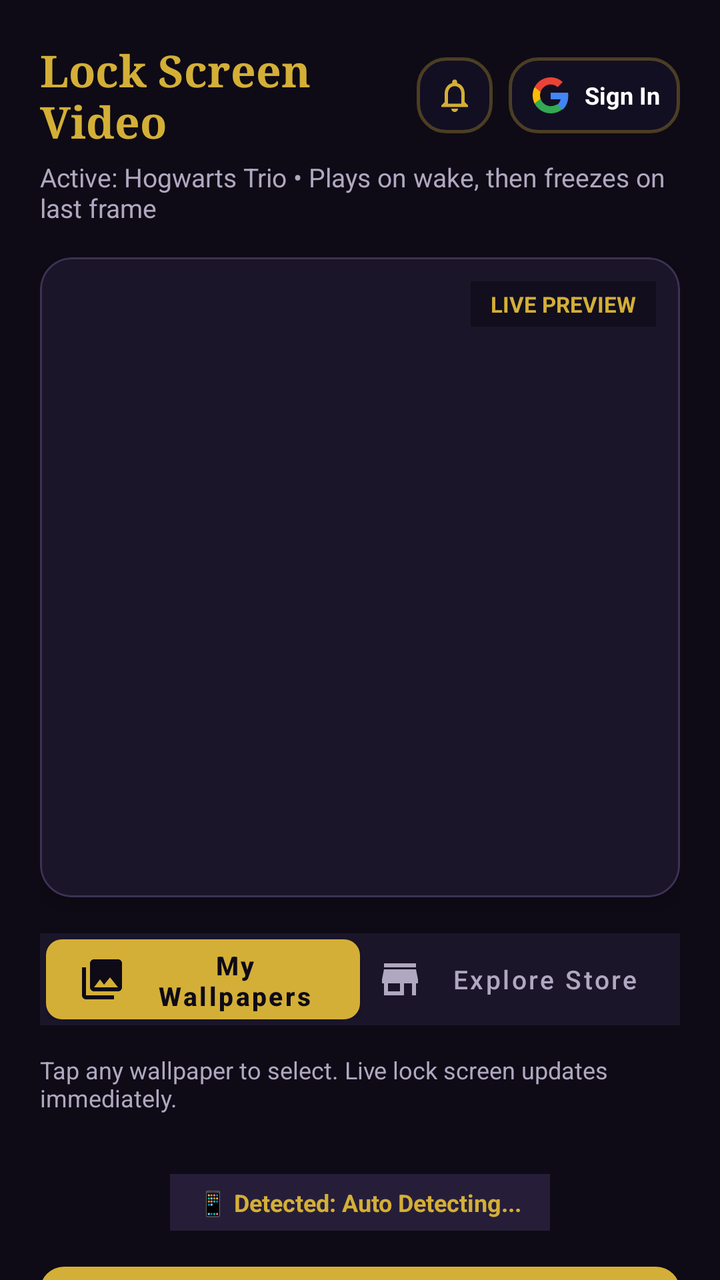
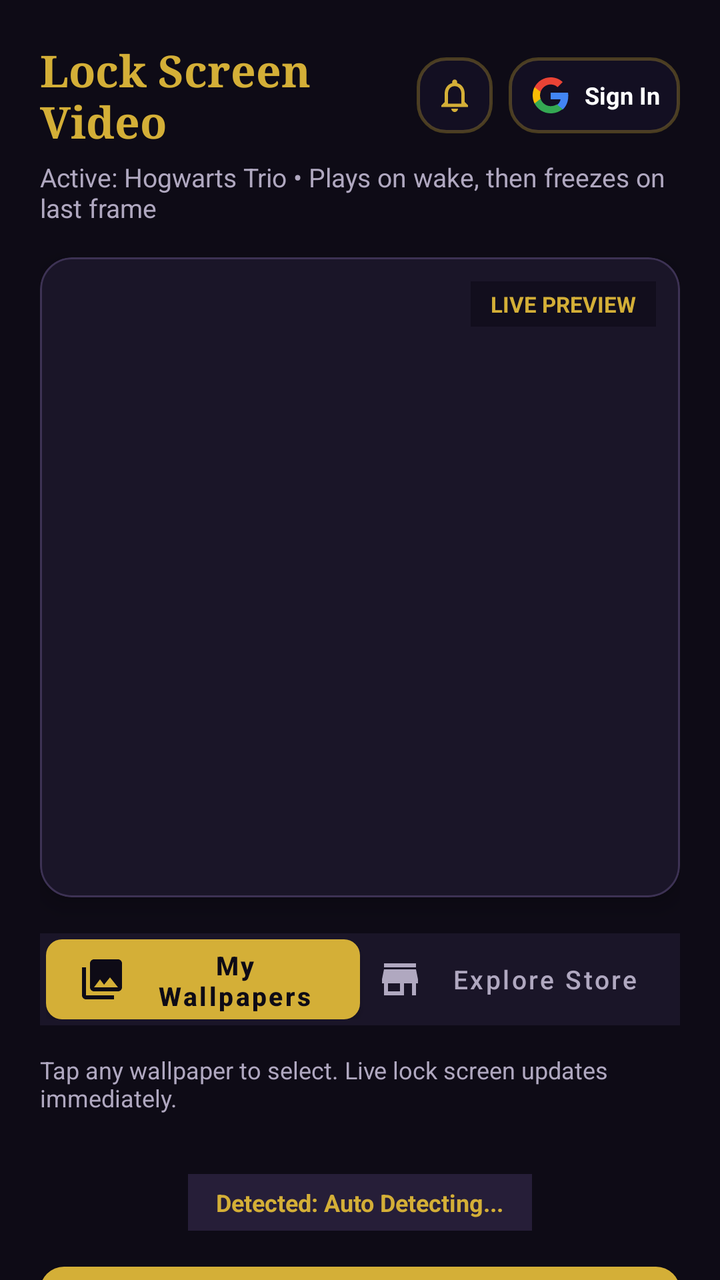

An Android layout rendered at two revisions. The XML below is the earlier revision; the diff shows what the commit changed to produce the second picture.
<!-- AndroidManifest.xml: application theme Theme.VideoLockScreen -->
<!-- res/layout/activity_main.xml -->
<?xml version="1.0" encoding="utf-8"?>
<androidx.core.widget.NestedScrollView xmlns:android="http://schemas.android.com/apk/res/android"
    xmlns:app="http://schemas.android.com/apk/res-auto"
    android:id="@+id/nestedScrollViewMain"
    android:layout_width="match_parent"
    android:layout_height="match_parent"
    android:background="#0E0B16"
    android:fillViewport="true">

    <LinearLayout
        android:layout_width="match_parent"
        android:layout_height="wrap_content"
        android:orientation="vertical"
        android:padding="20dp">

        
        <LinearLayout
            android:layout_width="match_parent"
            android:layout_height="wrap_content"
            android:gravity="center_vertical"
            android:orientation="horizontal">

            <TextView
                android:id="@+id/tvAppTitle"
                android:layout_width="0dp"
                android:layout_height="wrap_content"
                android:layout_weight="1"
                android:fontFamily="serif"
                android:text="Lock Screen Video"
                android:textColor="#D4AF37"
                android:textSize="22sp"
                android:textStyle="bold" />

            
            <FrameLayout
                android:id="@+id/btnNotificationCenter"
                android:layout_width="38dp"
                android:layout_height="38dp"
                android:layout_marginEnd="8dp"
                android:background="@drawable/bg_glass_toast"
                android:clickable="true"
                android:focusable="true">

                <ImageView
                    android:layout_width="20dp"
                    android:layout_height="20dp"
                    android:layout_gravity="center"
                    android:src="@drawable/ic_bell"
                    app:tint="#D4AF37" />

                <TextView
                    android:id="@+id/tvNotificationBadge"
                    android:layout_width="16dp"
                    android:layout_height="16dp"
                    android:layout_gravity="top|end"
                    android:background="@drawable/bg_glass_toast"
                    android:backgroundTint="#FF4D6D"
                    android:gravity="center"
                    android:text="1"
                    android:textColor="#FFFFFF"
                    android:textSize="9sp"
                    android:textStyle="bold"
                    android:visibility="gone" />
            </FrameLayout>

            
            <LinearLayout
                android:id="@+id/btnUserAuth"
                android:layout_width="wrap_content"
                android:layout_height="38dp"
                android:background="@drawable/bg_glass_toast"
                android:clickable="true"
                android:focusable="true"
                android:gravity="center_vertical"
                android:orientation="horizontal"
                android:paddingHorizontal="10dp">

                <FrameLayout
                    android:layout_width="22dp"
                    android:layout_height="22dp">

                    <com.google.android.material.imageview.ShapeableImageView
                        android:id="@+id/ivUserAuthPhoto"
                        android:layout_width="22dp"
                        android:layout_height="22dp"
                        android:scaleType="centerCrop"
                        android:visibility="gone"
                        app:shapeAppearanceOverlay="@style/ShapeAppearance.Circle" />

                    <TextView
                        android:id="@+id/tvUserAuthInitial"
                        android:layout_width="22dp"
                        android:layout_height="22dp"
                        android:background="@drawable/bg_circle_avatar"
                        android:gravity="center"
                        android:textColor="#FFFFFF"
                        android:textSize="11sp"
                        android:textStyle="bold"
                        android:visibility="gone" />

                    <ImageView
                        android:id="@+id/ivUserAuthIcon"
                        android:layout_width="18dp"
                        android:layout_height="18dp"
                        android:layout_gravity="center"
                        android:src="@drawable/ic_google" />
                </FrameLayout>

                <TextView
                    android:id="@+id/tvUserAuthText"
                    android:layout_width="wrap_content"
                    android:layout_height="wrap_content"
                    android:layout_marginStart="6dp"
                    android:text="Sign In"
                    android:textColor="#FFFFFF"
                    android:textSize="12sp"
                    android:textStyle="bold" />
            </LinearLayout>
        </LinearLayout>

        <TextView
            android:id="@+id/tvActiveWallpaperSubtitle"
            android:layout_width="match_parent"
            android:layout_height="wrap_content"
            android:layout_marginTop="4dp"
            android:text="Active: Hogwarts Trio • Plays on wake, then freezes on last frame"
            android:textColor="#B0A8C0"
            android:textSize="13sp" />

        
        <com.google.android.material.card.MaterialCardView
            android:layout_width="match_parent"
            android:layout_height="320dp"
            android:layout_marginTop="16dp"
            app:cardBackgroundColor="#1A1528"
            app:cardCornerRadius="16dp"
            app:cardElevation="6dp"
            app:strokeColor="#3D3254"
            app:strokeWidth="1dp">

            <FrameLayout
                android:layout_width="match_parent"
                android:layout_height="match_parent">

                <TextureView
                    android:id="@+id/previewTextureView"
                    android:layout_width="match_parent"
                    android:layout_height="match_parent" />

                <TextView
                    android:id="@+id/tvPreviewBadge"
                    android:layout_width="wrap_content"
                    android:layout_height="wrap_content"
                    android:layout_gravity="top|end"
                    android:layout_margin="12dp"
                    android:background="#990E0B16"
                    android:paddingHorizontal="10dp"
                    android:paddingVertical="4dp"
                    android:text="LIVE PREVIEW"
                    android:textColor="#D4AF37"
                    android:textSize="11sp"
                    android:textStyle="bold" />
            </FrameLayout>
        </com.google.android.material.card.MaterialCardView>

        
        <LinearLayout
            android:layout_width="match_parent"
            android:layout_height="46dp"
            android:layout_marginTop="18dp"
            android:background="#1A1528"
            android:orientation="horizontal"
            android:padding="3dp">

            <com.google.android.material.button.MaterialButton
                android:id="@+id/btnTabMyWallpapers"
                android:layout_width="0dp"
                android:layout_height="match_parent"
                android:layout_weight="1"
                android:insetTop="0dp"
                android:insetBottom="0dp"
                android:text="My Wallpapers"
                android:textAllCaps="false"
                android:textColor="#0E0B16"
                android:textSize="13sp"
                android:textStyle="bold"
                app:backgroundTint="#D4AF37"
                app:cornerRadius="8dp"
                app:icon="@drawable/ic_gallery"
                app:iconTint="#0E0B16" />

            <com.google.android.material.button.MaterialButton
                android:id="@+id/btnTabExploreStore"
                style="@style/Widget.MaterialComponents.Button.TextButton"
                android:layout_width="0dp"
                android:layout_height="match_parent"
                android:layout_weight="1"
                android:insetTop="0dp"
                android:insetBottom="0dp"
                android:text="Explore Store"
                android:textAllCaps="false"
                android:textColor="#B0A8C0"
                android:textSize="13sp"
                app:cornerRadius="8dp"
                app:icon="@drawable/ic_store"
                app:iconTint="#B0A8C0" />
        </LinearLayout>

        
        <LinearLayout
            android:id="@+id/layoutMyWallpapers"
            android:layout_width="match_parent"
            android:layout_height="wrap_content"
            android:layout_marginTop="14dp"
            android:orientation="vertical"
            android:visibility="visible">

            <TextView
                android:layout_width="wrap_content"
                android:layout_height="wrap_content"
                android:text="Tap any wallpaper to select. Live lock screen updates immediately."
                android:textColor="#B0A8C0"
                android:textSize="12sp" />

            
            <LinearLayout
                android:id="@+id/layoutImporting"
                android:layout_width="match_parent"
                android:layout_height="wrap_content"
                android:layout_marginTop="8dp"
                android:background="#261E38"
                android:gravity="center_vertical"
                android:orientation="horizontal"
                android:padding="10dp"
                android:visibility="gone">

                <ProgressBar
                    android:layout_width="22dp"
                    android:layout_height="22dp"
                    android:indeterminateTint="#D4AF37" />

                <TextView
                    android:id="@+id/tvImportingStatus"
                    android:layout_width="wrap_content"
                    android:layout_height="wrap_content"
                    android:layout_marginStart="12dp"
                    android:text="Importing and optimizing video..."
                    android:textColor="#F3E8FF"
                    android:textSize="12sp" />
            </LinearLayout>

            
            <androidx.recyclerview.widget.RecyclerView
                android:id="@+id/rvWallpapers"
                android:layout_width="match_parent"
                android:layout_height="wrap_content"
                android:layout_marginTop="10dp"
                android:clipToPadding="false"
                android:nestedScrollingEnabled="false"
                android:orientation="horizontal"
                android:overScrollMode="never" />
        </LinearLayout>

        
        <LinearLayout
            android:id="@+id/layoutExploreStore"
            android:layout_width="match_parent"
            android:layout_height="wrap_content"
            android:layout_marginTop="14dp"
            android:orientation="vertical"
            android:visibility="gone">

            <LinearLayout
                android:layout_width="match_parent"
                android:layout_height="wrap_content"
                android:gravity="center_vertical"
                android:orientation="horizontal">

                <TextView
                    android:id="@+id/tvStoreCatalogHeader"
                    android:layout_width="0dp"
                    android:layout_height="wrap_content"
                    android:layout_weight="1"
                    android:text="Tap any card to stream preview. Download to set as wallpaper."
                    android:textColor="#B0A8C0"
                    android:textSize="12sp" />

                <com.google.android.material.button.MaterialButton
                    android:id="@+id/btnRefreshStore"
                    style="@style/Widget.MaterialComponents.Button.TextButton"
                    android:layout_width="wrap_content"
                    android:layout_height="36dp"
                    android:insetTop="0dp"
                    android:insetBottom="0dp"
                    android:text="Refresh"
                    android:textAllCaps="false"
                    android:textColor="#D4AF37"
                    android:textSize="12sp" />
            </LinearLayout>

            
            <HorizontalScrollView
                android:id="@+id/hsvStoreCategories"
                android:layout_width="match_parent"
                android:layout_height="wrap_content"
                android:layout_marginTop="6dp"
                android:overScrollMode="never"
                android:scrollbars="none">

                <com.google.android.material.chip.ChipGroup
                    android:id="@+id/chipGroupStoreCategories"
                    android:layout_width="wrap_content"
                    android:layout_height="wrap_content"
                    app:singleLine="true"
                    app:singleSelection="true"
                    app:selectionRequired="true" />
            </HorizontalScrollView>

            
            <LinearLayout
                android:id="@+id/layoutStoreSkeleton"
                android:layout_width="match_parent"
                android:layout_height="wrap_content"
                android:layout_marginTop="8dp"
                android:orientation="vertical"
                android:visibility="gone">

                <include layout="@layout/item_store_skeleton" />
                <include layout="@layout/item_store_skeleton" />
            </LinearLayout>

            
            <androidx.recyclerview.widget.RecyclerView
                android:id="@+id/rvStoreWallpapers"
                android:layout_width="match_parent"
                android:layout_height="wrap_content"
                android:layout_marginTop="8dp"
                android:clipToPadding="false"
                android:nestedScrollingEnabled="false"
                android:overScrollMode="never" />

            
            <ProgressBar
                android:id="@+id/pbStoreLoadMore"
                android:layout_width="32dp"
                android:layout_height="32dp"
                android:layout_gravity="center_horizontal"
                android:layout_marginTop="12dp"
                android:layout_marginBottom="16dp"
                android:indeterminateTint="#D4AF37"
                android:visibility="gone" />
        </LinearLayout>

        
        <TextView
            android:id="@+id/tvDeviceBrand"
            android:layout_width="wrap_content"
            android:layout_height="wrap_content"
            android:layout_gravity="center_horizontal"
            android:layout_marginTop="20dp"
            android:background="#261E38"
            android:paddingHorizontal="14dp"
            android:paddingVertical="6dp"
            android:text="📱 Detected: Auto Detecting..."
            android:textColor="#D4AF37"
            android:textSize="12sp"
            android:textStyle="bold" />

        
        <com.google.android.material.button.MaterialButton
            android:id="@+id/btnSetWallpaper"
            android:layout_width="match_parent"
            android:layout_height="56dp"
            android:layout_marginTop="12dp"
            android:text="Apply to Lock Screen"
            android:textAllCaps="false"
            android:textColor="#0E0B16"
            android:textSize="15sp"
            android:textStyle="bold"
            app:backgroundTint="#D4AF37"
            app:cornerRadius="12dp" />

        <TextView
            android:id="@+id/tvPrimaryInstruction"
            android:layout_width="match_parent"
            android:layout_height="wrap_content"
            android:layout_marginTop="8dp"
            android:gravity="center"
            android:text="Important: In the preview, tap 'Set wallpaper' -> choose 'Home screen and lock screen'"
            android:textColor="#D4AF37"
            android:textSize="12sp"
            android:textStyle="bold" />

        
        <com.google.android.material.button.MaterialButton
            android:id="@+id/btnDirectGalleryHandOff"
            style="@style/Widget.MaterialComponents.Button.OutlinedButton"
            android:layout_width="match_parent"
            android:layout_height="wrap_content"
            android:minHeight="48dp"
            android:layout_marginTop="14dp"
            android:text="Direct Video Hand-off (Open in Phone Gallery)"
            android:textAllCaps="false"
            android:textColor="#F3E8FF"
            android:textSize="13sp"
            android:letterSpacing="0.01"
            android:paddingStart="16dp"
            android:paddingEnd="16dp"
            android:paddingTop="10dp"
            android:paddingBottom="10dp"
            app:icon="@drawable/ic_gallery"
            app:iconTint="#C4B5FD"
            app:iconSize="18dp"
            app:iconPadding="10dp"
            app:iconGravity="textStart"
            app:cornerRadius="14dp"
            app:strokeWidth="1dp"
            app:strokeColor="#3D7C3AED"
            app:backgroundTint="#1F201636"
            app:rippleColor="#26FFFFFF" />

        <com.google.android.material.button.MaterialButton
            android:id="@+id/btnClearLockOverride"
            style="@style/Widget.MaterialComponents.Button.OutlinedButton"
            android:layout_width="match_parent"
            android:layout_height="wrap_content"
            android:minHeight="48dp"
            android:layout_marginTop="8dp"
            android:text="Fix Lock Screen (Remove Old Photo Override)"
            android:textAllCaps="false"
            android:textColor="#E0D7F5"
            android:textSize="13sp"
            android:letterSpacing="0.01"
            android:paddingStart="16dp"
            android:paddingEnd="16dp"
            android:paddingTop="10dp"
            android:paddingBottom="10dp"
            app:icon="@drawable/ic_refresh"
            app:iconTint="#A78BFA"
            app:iconSize="18dp"
            app:iconPadding="10dp"
            app:iconGravity="textStart"
            app:cornerRadius="14dp"
            app:strokeWidth="1dp"
            app:strokeColor="#2E6D5990"
            app:backgroundTint="#1A18132B"
            app:rippleColor="#26FFFFFF" />

        <com.google.android.material.button.MaterialButton
            android:id="@+id/btnExportVideo"
            style="@style/Widget.MaterialComponents.Button.OutlinedButton"
            android:layout_width="match_parent"
            android:layout_height="wrap_content"
            android:minHeight="48dp"
            android:layout_marginTop="8dp"
            android:text="Choose Folder &amp; Save Video (Manual Fallback)"
            android:textAllCaps="false"
            android:textColor="#DDD6FE"
            android:textSize="13sp"
            android:letterSpacing="0.01"
            android:paddingStart="16dp"
            android:paddingEnd="16dp"
            android:paddingTop="10dp"
            android:paddingBottom="10dp"
            app:icon="@drawable/ic_folder"
            app:iconTint="#A78BFA"
            app:iconSize="18dp"
            app:iconPadding="10dp"
            app:iconGravity="textStart"
            app:cornerRadius="14dp"
            app:strokeWidth="1dp"
            app:strokeColor="#26FFFFFF"
            app:backgroundTint="#14FFFFFF"
            app:rippleColor="#26FFFFFF" />

        
        <com.google.android.material.card.MaterialCardView
            android:layout_width="match_parent"
            android:layout_height="wrap_content"
            android:layout_marginTop="24dp"
            app:cardBackgroundColor="#1A1528"
            app:cardCornerRadius="16dp"
            app:cardElevation="4dp"
            app:strokeColor="#3D3254"
            app:strokeWidth="1dp">

            <LinearLayout
                android:layout_width="match_parent"
                android:layout_height="wrap_content"
                android:orientation="vertical"
                android:padding="16dp">

                <TextView
                    android:layout_width="wrap_content"
                    android:layout_height="wrap_content"
                    android:text="Playback Behavior"
                    android:textColor="#D4AF37"
                    android:textSize="16sp"
                    android:textStyle="bold" />

                
                <RadioGroup
                    android:id="@+id/rgPlaybackMode"
                    android:layout_width="match_parent"
                    android:layout_height="wrap_content"
                    android:layout_marginTop="12dp">

                    <RadioButton
                        android:id="@+id/rbFreezeLastFrame"
                        android:layout_width="match_parent"
                        android:layout_height="wrap_content"
                        android:buttonTint="#D4AF37"
                        android:checked="true"
                        android:text="Wake Animation (Play 5s, freeze on final frame - 0% Battery)"
                        android:textColor="#FFFFFF"
                        android:textSize="13sp" />

                    <RadioButton
                        android:id="@+id/rbLoopLockOnly"
                        android:layout_width="match_parent"
                        android:layout_height="wrap_content"
                        android:layout_marginTop="8dp"
                        android:buttonTint="#D4AF37"
                        android:text="Loop on Lock Screen Only (Freezes on Home Screen - Fast &amp; Smooth)"
                        android:textColor="#FFFFFF"
                        android:textSize="13sp" />

                    <RadioButton
                        android:id="@+id/rbLoopAlways"
                        android:layout_width="match_parent"
                        android:layout_height="wrap_content"
                        android:layout_marginTop="8dp"
                        android:buttonTint="#D4AF37"
                        android:text="Loop Always (Both Lock Screen &amp; Home Screen)"
                        android:textColor="#FFFFFF"
                        android:textSize="13sp" />
                </RadioGroup>

                <View
                    android:layout_width="match_parent"
                    android:layout_height="1dp"
                    android:layout_marginVertical="14dp"
                    android:background="#2E2642" />

                
                <com.google.android.material.switchmaterial.SwitchMaterial
                    android:id="@+id/switchMute"
                    android:layout_width="match_parent"
                    android:layout_height="wrap_content"
                    android:checked="true"
                    android:text="Mute Video Audio (Silent on Lock)"
                    android:textColor="#FFFFFF"
                    app:thumbTint="#D4AF37"
                    app:trackTint="#5A4B75" />

            </LinearLayout>
        </com.google.android.material.card.MaterialCardView>

        <TextView
            android:id="@+id/tvAppInfo"
            android:layout_width="match_parent"
            android:layout_height="wrap_content"
            android:layout_marginTop="24dp"
            android:gravity="center"
            android:text="Pure Native Live Wallpaper • Zero Overlays • No Popup Delay"
            android:textColor="#665D7A"
            android:textSize="12sp" />

    </LinearLayout>
</androidx.core.widget.NestedScrollView>
<!-- res/layout/item_store_skeleton.xml (included above) -->
<?xml version="1.0" encoding="utf-8"?>
<com.google.android.material.card.MaterialCardView xmlns:android="http://schemas.android.com/apk/res/android"
    xmlns:app="http://schemas.android.com/apk/res-auto"
    android:layout_width="match_parent"
    android:layout_height="wrap_content"
    android:layout_marginHorizontal="4dp"
    android:layout_marginVertical="6dp"
    app:cardBackgroundColor="#140F22"
    app:cardCornerRadius="14dp"
    app:cardElevation="0dp"
    app:strokeColor="#261E38"
    app:strokeWidth="1dp">

    <LinearLayout
        android:layout_width="match_parent"
        android:layout_height="wrap_content"
        android:orientation="horizontal"
        android:padding="12dp">

        
        <View
            android:layout_width="90dp"
            android:layout_height="130dp"
            android:background="#261E38" />

        <LinearLayout
            android:layout_width="0dp"
            android:layout_height="match_parent"
            android:layout_marginStart="12dp"
            android:layout_weight="1"
            android:orientation="vertical">

            
            <View
                android:layout_width="160dp"
                android:layout_height="16dp"
                android:background="#2E2444" />

            
            <View
                android:layout_width="match_parent"
                android:layout_height="12dp"
                android:layout_marginTop="8dp"
                android:background="#261E38" />

            
            <View
                android:layout_width="120dp"
                android:layout_height="12dp"
                android:layout_marginTop="4dp"
                android:background="#261E38" />

            
            <View
                android:layout_width="60dp"
                android:layout_height="14dp"
                android:layout_marginTop="8dp"
                android:background="#2E2444" />

            <View
                android:layout_width="match_parent"
                android:layout_height="0dp"
                android:layout_weight="1" />

            
            <View
                android:layout_width="match_parent"
                android:layout_height="36dp"
                android:layout_marginTop="12dp"
                android:background="#261E38" />

        </LinearLayout>
    </LinearLayout>

</com.google.android.material.card.MaterialCardView>
<!-- resources referenced by this layout -->
<resources>
  <!-- drawable bg_circle_avatar (drawable) -->
  <?xml version="1.0" encoding="utf-8"?>
  <shape xmlns:android="http://schemas.android.com/apk/res/android"
      android:shape="oval">
      <gradient
          android:angle="45"
          android:startColor="#7C3AED"
          android:endColor="#EC4899" />
  </shape>
  <!-- drawable bg_glass_toast (drawable) -->
  <?xml version="1.0" encoding="utf-8"?>
  <shape xmlns:android="http://schemas.android.com/apk/res/android"
      android:shape="rectangle">
      <corners android:radius="14dp" />
      <solid android:color="#E6151024" /> 
      <stroke
          android:width="1.5dp"
          android:color="#4DD4AF37" /> 
  </shape>
  <!-- drawable ic_bell (drawable) -->
  <vector xmlns:android="http://schemas.android.com/apk/res/android"
      android:width="24dp"
      android:height="24dp"
      android:viewportWidth="24"
      android:viewportHeight="24">
    <path
        android:fillColor="#FFFFFFFF"
        android:pathData="M12,22c1.1,0 2,-0.9 2,-2h-4c0,1.1 0.9,2 2,2zM18,16v-5c0,-3.07 -1.63,-5.64 -4.5,-6.32V4c0,-0.83 -0.67,-1.5 -1.5,-1.5s-1.5,0.67 -1.5,1.5v0.68C7.64,5.36 6,7.92 6,11v5l-2,2v1h16v-1l-2,-2zM16,17H8v-6c0,-2.48 1.51,-4.5 4,-4.5s4,2.02 4,4.5v6z"/>
  </vector>
  <!-- drawable ic_folder (drawable) -->
  <vector xmlns:android="http://schemas.android.com/apk/res/android"
      android:width="24dp"
      android:height="24dp"
      android:viewportWidth="24"
      android:viewportHeight="24">
    <path
        android:fillColor="#FFFFFFFF"
        android:pathData="M10,4H4c-1.1,0 -1.99,0.9 -1.99,2L2,18c0,1.1 0.9,2 2,2h16c1.1,0 2,-0.9 2,-2V8c0,-1.1 -0.9,-2 -2,-2h-8l-2,-2z"/>
  </vector>
  <!-- drawable ic_gallery (drawable) -->
  <vector xmlns:android="http://schemas.android.com/apk/res/android"
      android:width="24dp"
      android:height="24dp"
      android:viewportWidth="24"
      android:viewportHeight="24">
    <path
        android:fillColor="#FFFFFFFF"
        android:pathData="M22,16V4c0,-1.1 -0.9,-2 -2,-2H8c-1.1,0 -2,0.9 -2,2v12c0,1.1 0.9,2 2,2h12c1.1,0 2,-0.9 2,-2zm-11,-4l2.03,2.71L16,11l4,5H8l3,-4zM2,6v14c0,1.1 0.9,2 2,2h14v-2H4V6H2z"/>
  </vector>
  <!-- drawable ic_refresh (drawable) -->
  <vector xmlns:android="http://schemas.android.com/apk/res/android"
      android:width="24dp"
      android:height="24dp"
      android:viewportWidth="24"
      android:viewportHeight="24">
    <path
        android:fillColor="#FFFFFFFF"
        android:pathData="M17.65,6.35C16.2,4.9 14.21,4 12,4c-4.42,0 -7.99,3.58 -7.99,8s3.57,8 7.99,8c3.73,0 6.84,-2.55 7.73,-6h-2.08c-0.82,2.33 -3.04,4 -5.65,4 -3.31,0 -6,-2.69 -6,-6s2.69,-6 6,-6c1.66,0 3.14,0.69 4.22,1.78L13,11h7V4l-2.35,2.35z"/>
  </vector>
  <!-- drawable ic_store (drawable) -->
  <vector xmlns:android="http://schemas.android.com/apk/res/android"
      android:width="24dp"
      android:height="24dp"
      android:viewportWidth="24"
      android:viewportHeight="24">
    <path
        android:fillColor="#FFFFFFFF"
        android:pathData="M20,4H4v2h16V4zm1,10v-2l-1,-5H4l-1,5v2h1v6h10v-6h4v6h2v-6h1zm-9,4H6v-4h6v4z"/>
  </vector>
  <style name="ShapeAppearance.Circle" parent="">
          <item name="cornerSize">50%</item>
      </style>
  <style name="Theme.VideoLockScreen" parent="Theme.MaterialComponents.DayNight.NoActionBar">
          <item name="colorPrimary">@color/gold_primary</item>
          <item name="colorSecondary">@color/accent_glow</item>
          <item name="android:windowBackground">@color/bg_dark</item>
          <item name="android:statusBarColor">@color/bg_dark</item>
          <item name="android:navigationBarColor">@color/bg_dark</item>
      </style>
  <color name="gold_primary">#D4AF37</color>
  <color name="accent_glow">#9370DB</color>
  <color name="bg_dark">#0E0B16</color>
  <!-- unchanged entries left out for length: 1 -->
</resources>

<!-- the commit's change to res/layout/activity_main.xml (unified diff, before → after) -->
@@ -361,7 +361,7 @@
             android:background="#261E38"
             android:paddingHorizontal="14dp"
             android:paddingVertical="6dp"
-            android:text="📱 Detected: Auto Detecting..."
+            android:text="Detected: Auto Detecting..."
             android:textColor="#D4AF37"
             android:textSize="12sp"
             android:textStyle="bold" />
